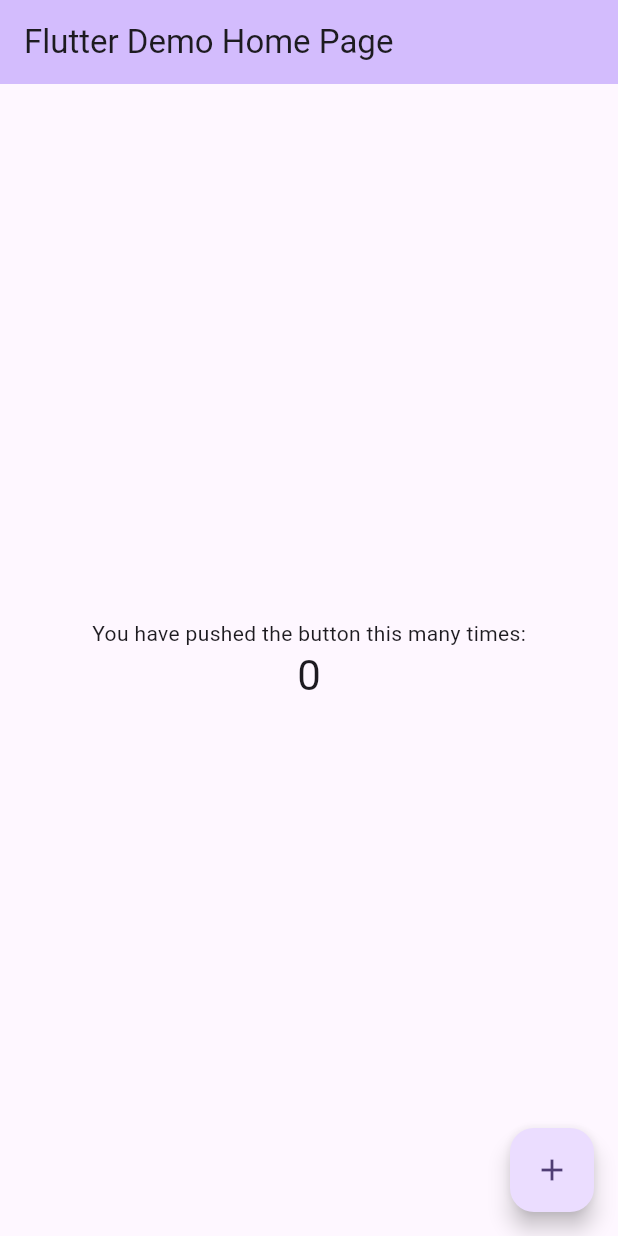
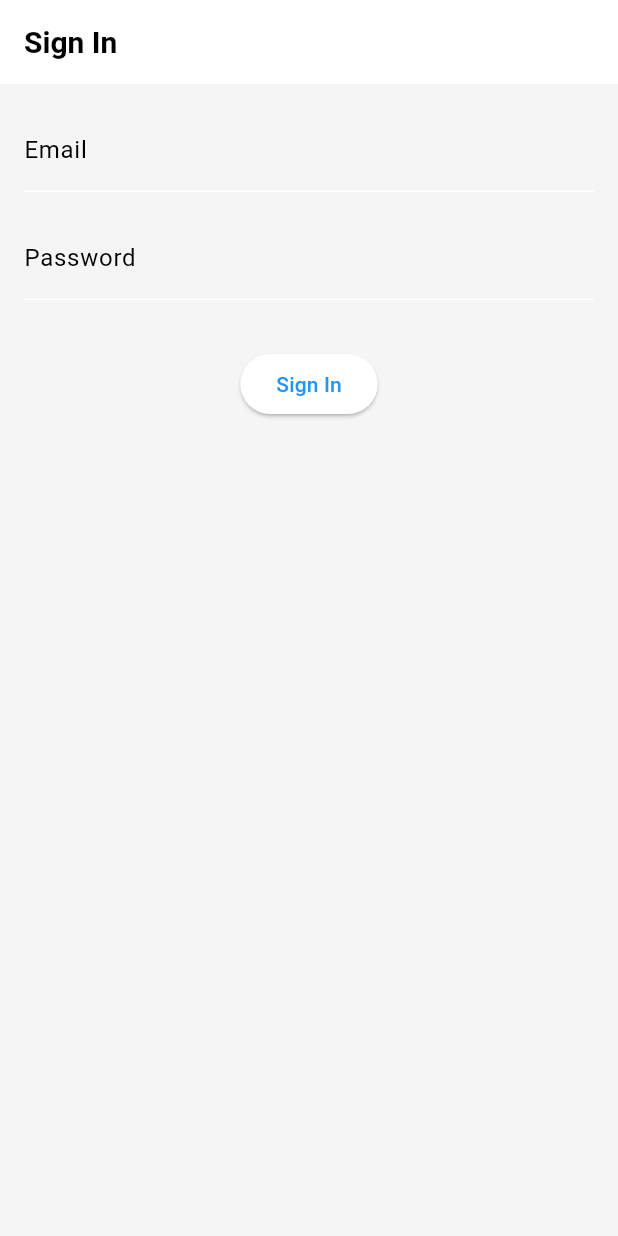
Before and after one commit to ipaddr/MPLJJ25-140-KEL-6, a Flutter app: the screen it shows after launch, on a phone screen of 412 x 824 dp. Run offline on Flutter 3.47's test engine with Material 3 defaults, Android fonts, the light colour scheme and no system bars.

Commit message:
build folder, apply theme & state management
>> error in import provider

```diff
--- /dev/null
+++ b/projectakhirmobileprogramming/lib/core/theme/app_theme.dart
@@ -0,0 +1,27 @@
+import 'package:flutter/material.dart';
+
+class AppColors {
+  static const Color primaryColor = Color(0xFF1E88E5);
+  static const Color secondaryColor = Color(0xFFFFA726);
+  static const Color backgroundColor = Color(0xFFF5F5F5);
+  static const Color textColor = Color(0xFF212121);
+}
+
+final ThemeData appTheme = ThemeData(
+  primaryColor: AppColors.primaryColor,
+  scaffoldBackgroundColor: AppColors.backgroundColor,
+  colorScheme: ColorScheme.fromSwatch().copyWith(
+    secondary: AppColors.secondaryColor,
+  ),
+  textTheme: const TextTheme(
+    titleLarge: TextStyle(
+      color: AppColors.textColor,
+      fontSize: 20,
+      fontWeight: FontWeight.bold,
+    ),
+    bodyMedium: TextStyle(
+      color: AppColors.textColor,
+      fontSize: 16,
+    ),
+  ),
+);
--- a/projectakhirmobileprogramming/lib/main.dart
+++ b/projectakhirmobileprogramming/lib/main.dart
@@ -1,122 +1,35 @@
 import 'package:flutter/material.dart';
+import 'package:provider/provider.dart';
+import 'widgets/my_app.dart';
+import 'core/theme/app_theme.dart';
+import 'providers/auth_provider.dart';
+import 'screens/auth/sign_in_screen.dart';
+import 'screens/auth/sign_up_screen.dart';
+import 'screens/home/home_screen.dart';
 
 void main() {
-  runApp(const MyApp());
+  runApp(
+    ChangeNotifierProvider(
+      create: (_) => AuthProvider(),
+      child: const MyApp(),
+    ),
+  );
 }
 
 class MyApp extends StatelessWidget {
   const MyApp({super.key});
 
-  // This widget is the root of your application.
   @override
   Widget build(BuildContext context) {
     return MaterialApp(
-      title: 'Flutter Demo',
-      theme: ThemeData(
-        // This is the theme of your application.
-        //
-        // TRY THIS: Try running your application with "flutter run". You'll see
-        // the application has a purple toolbar. Then, without quitting the app,
-        // try changing the seedColor in the colorScheme below to Colors.green
-        // and then invoke "hot reload" (save your changes or press the "hot
-        // reload" button in a Flutter-supported IDE, or press "r" if you used
-        // the command line to start the app).
-        //
-        // Notice that the counter didn't reset back to zero; the application
-        // state is not lost during the reload. To reset the state, use hot
-        // restart instead.
-        //
-        // This works for code too, not just values: Most code changes can be
-        // tested with just a hot reload.
-        colorScheme: ColorScheme.fromSeed(seedColor: Colors.deepPurple),
-      ),
-      home: const MyHomePage(title: 'Flutter Demo Home Page'),
+      title: 'Flutter App',
+      theme: appTheme,
+      initialRoute: '/sign-in',
+      routes: {
+        '/sign-in': (context) => SignInScreen(),
+        '/sign-up': (context) => SignUpScreen(),
+        '/home': (context) => const HomeScreen(),
+      },
     );
   }
 }
-
-class MyHomePage extends StatefulWidget {
-  const MyHomePage({super.key, required this.title});
-
-  // This widget is the home page of your application. It is stateful, meaning
-  // that it has a State object (defined below) that contains fields that affect
-  // how it looks.
-
-  // This class is the configuration for the state. It holds the values (in this
-  // case the title) provided by the parent (in this case the App widget) and
-  // used by the build method of the State. Fields in a Widget subclass are
-  // always marked "final".
-
-  final String title;
-
-  @override
-  State<MyHomePage> createState() => _MyHomePageState();
-}
-
-class _MyHomePageState extends State<MyHomePage> {
-  int _counter = 0;
-
-  void _incrementCounter() {
-    setState(() {
-      // This call to setState tells the Flutter framework that something has
-      // changed in this State, which causes it to rerun the build method below
-      // so that the display can reflect the updated values. If we changed
-      // _counter without calling setState(), then the build method would not be
-      // called again, and so nothing would appear to happen.
-      _counter++;
-    });
-  }
-
-  @override
-  Widget build(BuildContext context) {
-    // This method is rerun every time setState is called, for instance as done
-    // by the _incrementCounter method above.
-    //
-    // The Flutter framework has been optimized to make rerunning build methods
-    // fast, so that you can just rebuild anything that needs updating rather
-    // than having to individually change instances of widgets.
-    return Scaffold(
-      appBar: AppBar(
-        // TRY THIS: Try changing the color here to a specific color (to
-        // Colors.amber, perhaps?) and trigger a hot reload to see the AppBar
-        // change color while the other colors stay the same.
-        backgroundColor: Theme.of(context).colorScheme.inversePrimary,
-        // Here we take the value from the MyHomePage object that was created by
-        // the App.build method, and use it to set our appbar title.
-        title: Text(widget.title),
-      ),
-      body: Center(
-        // Center is a layout widget. It takes a single child and positions it
-        // in the middle of the parent.
-        child: Column(
-          // Column is also a layout widget. It takes a list of children and
-          // arranges them vertically. By default, it sizes itself to fit its
-          // children horizontally, and tries to be as tall as its parent.
-          //
-          // Column has various properties to control how it sizes itself and
-          // how it positions its children. Here we use mainAxisAlignment to
-          // center the children vertically; the main axis here is the vertical
-          // axis because Columns are vertical (the cross axis would be
-          // horizontal).
-          //
-          // TRY THIS: Invoke "debug painting" (choose the "Toggle Debug Paint"
-          // action in the IDE, or press "p" in the console), to see the
-          // wireframe for each widget.
-          mainAxisAlignment: MainAxisAlignment.center,
-          children: <Widget>[
-            const Text('You have pushed the button this many times:'),
-            Text(
-              '$_counter',
-              style: Theme.of(context).textTheme.headlineMedium,
-            ),
-          ],
-        ),
-      ),
-      floatingActionButton: FloatingActionButton(
-        onPressed: _incrementCounter,
-        tooltip: 'Increment',
-        child: const Icon(Icons.add),
-      ), // This trailing comma makes auto-formatting nicer for build methods.
-    );
-  }
-}
--- /dev/null
+++ b/projectakhirmobileprogramming/lib/providers/auth_provider.dart
@@ -0,0 +1,24 @@
+import 'package:flutter/material.dart';
+
+class AuthProvider with ChangeNotifier {
+  bool _isAuthenticated = false;
+
+  bool get isAuthenticated => _isAuthenticated;
+
+  void signIn(String email, String password) {
+    // Implementasi logika sign in
+    _isAuthenticated = true;
+    notifyListeners();
+  }
+
+  void signUp(String email, String password) {
+    // Implementasi logika sign up
+    _isAuthenticated = true;
+    notifyListeners();
+  }
+
+  void signOut() {
+    _isAuthenticated = false;
+    notifyListeners();
+  }
+}
--- /dev/null
+++ b/projectakhirmobileprogramming/lib/screens/auth/sign_in_screen.dart
@@ -0,0 +1,49 @@
+import 'package:flutter/material.dart';
+import 'package:provider/provider.dart';
+import '../../providers/auth_provider.dart';
+
+class SignInScreen extends StatelessWidget {
+  final TextEditingController emailController = TextEditingController();
+  final TextEditingController passwordController = TextEditingController();
+
+  SignInScreen({super.key});
+
+  @override
+  Widget build(BuildContext context) {
+    final authProvider = Provider.of<AuthProvider>(context);
+
+    return Scaffold(
+      appBar: AppBar(title: const Text('Sign In')),
+      body: Padding(
+        padding: const EdgeInsets.all(16.0),
+        child: Column(
+          children: [
+            TextField(
+              controller: emailController,
+              decoration: const InputDecoration(labelText: 'Email'),
+            ),
+            const SizedBox(height: 16),
+            TextField(
+              controller: passwordController,
+              decoration: const InputDecoration(labelText: 'Password'),
+              obscureText: true,
+            ),
+            const SizedBox(height: 32),
+            ElevatedButton(
+              onPressed: () {
+                authProvider.signIn(
+                  emailController.text,
+                  passwordController.text,
+                );
+                if (authProvider.isAuthenticated) {
+                  Navigator.pushReplacementNamed(context, '/home');
+                }
+              },
+              child: const Text('Sign In'),
+            ),
+          ],
+        ),
+      ),
+    );
+  }
+}
--- /dev/null
+++ b/projectakhirmobileprogramming/lib/widgets/my_app.dart
@@ -0,0 +1,18 @@
+import 'package:flutter/material.dart';
+import '../screens/auth/sign_in_screen.dart'; // pastikan path ini sesuai dengan strukturmu
+
+class MyApp extends StatelessWidget {
+  const MyApp({super.key});
+
+  @override
+  Widget build(BuildContext context) {
+    return MaterialApp(
+      title: 'Flutter Auth App',
+      debugShowCheckedModeBanner: false,
+      theme: ThemeData(
+        primarySwatch: Colors.blue,
+      ),
+      home: SignInScreen(),
+    );
+  }
+}
```
Also changed, not shown: projectakhirmobileprogramming/lib/screens/auth/sign_up_screen.dart (added, +49 -0 lines), projectakhirmobileprogramming/lib/screens/home/home_screen.dart (added, +30 -0 lines), projectakhirmobileprogramming/lib/core/constants/app_constants.dart (added), projectakhirmobileprogramming/lib/core/theme/app_colors.dart (added), projectakhirmobileprogramming/lib/models/user_model.dart (added), projectakhirmobileprogramming/lib/widgets/custom_widgets.dart (added).
